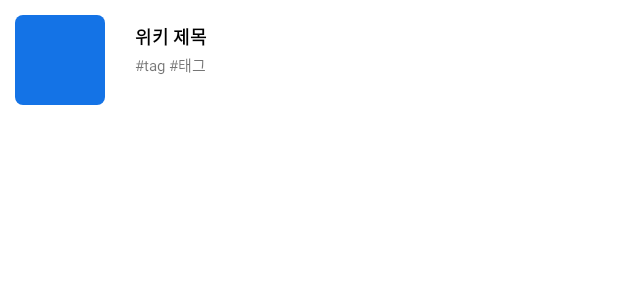
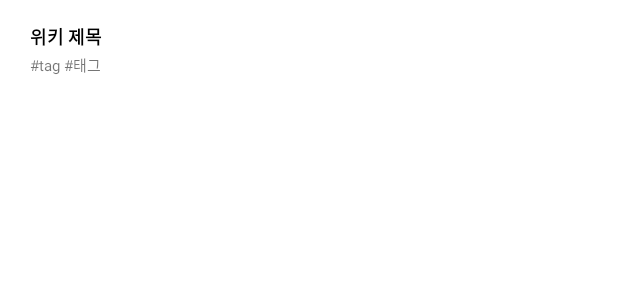
Before and after one commit to AjouWiki/Ajou-Wiki-Frontend, an Android app: the layout wiki_list.xml on its own in the app's theme, with its tools: preview values and no code run, on a phone screen of 412 x 824 dp. Shown: the top 300 px of the screen. Run offline under Robolectric (Android 15) with nearby library versions, the phone set to English and light mode, and no system bars.

Commit message:
Wiki detail list Adapter updated

```diff
--- a/app/src/main/java/com/ajoudb/ajouwiki/adapter/WikiListAdapter.kt
+++ b/app/src/main/java/com/ajoudb/ajouwiki/adapter/WikiListAdapter.kt
@@ -18,12 +18,6 @@ class WikiListAdapter internal constructor(var wikiList: List<WikiListResponseBo
 
         inner class ListViewHolder(itemView: View) : RecyclerView.ViewHolder(itemView) {
                 fun bind(_list: WikiListResponseBody) {
-//                        val imageView: ImageView = itemView.findViewById<ImageView>(R.id.iv_image)
-//                        if(_list.thumbnailPath!=null) {
-//                                val newUrl=_list.thumbnailPath
-//                                Glide.with(itemView).load(newUrl).into(imageView)
-//                        }
-                        itemView.findViewById<ImageView>(R.id.iv_image).clipToOutline=true
 
                         itemView.findViewById<TextView>(R.id.iv_name).text = _list.wiki[0].name
 
--- a/app/src/main/res/layout/activity_wiki_detail.xml
+++ b/app/src/main/res/layout/activity_wiki_detail.xml
@@ -7,6 +7,7 @@
     tools:context=".activity.AddWikiActivity">
 
     <androidx.recyclerview.widget.RecyclerView
+        android:layout_marginHorizontal="15dp"
         android:id="@+id/wiki_detail_list"
         android:layout_width="match_parent"
         android:layout_height="match_parent"
--- a/app/src/main/res/layout/wiki_list.xml
+++ b/app/src/main/res/layout/wiki_list.xml
@@ -4,19 +4,10 @@
 <androidx.constraintlayout.widget.ConstraintLayout xmlns:android="http://schemas.android.com/apk/res/android"
     xmlns:app="http://schemas.android.com/apk/res-auto"
     android:layout_width="match_parent"
-    android:layout_height="80dp"
+    android:layout_height="70dp"
     android:paddingVertical="10dp">
 
 
-    <ImageView
-        android:id="@+id/iv_image"
-        android:layout_width="60dp"
-        android:layout_height="60dp"
-        android:scaleType="centerCrop"
-        android:layout_marginStart="10dp"
-        app:layout_constraintStart_toStartOf="parent"
-        app:layout_constraintTop_toTopOf="parent"
-        android:background="@drawable/btn_blue"/>
 
     <TextView
         android:id="@+id/iv_name"
@@ -28,7 +19,7 @@
         android:textColor="@color/black"
         android:textSize="12dp"
         android:textStyle="bold"
-        app:layout_constraintStart_toEndOf="@id/iv_image"
+        app:layout_constraintStart_toStartOf="parent"
         app:layout_constraintTop_toTopOf="parent" />
 
     <TextView
@@ -39,7 +30,7 @@
         android:textSize="10dp"
         android:text="#tag #태그"
         android:layout_marginTop="25dp"
-        app:layout_constraintStart_toEndOf="@id/iv_image"
+        app:layout_constraintStart_toStartOf="parent"
         app:layout_constraintTop_toTopOf="parent" />
 
 </androidx.constraintlayout.widget.ConstraintLayout>
```
Also changed, not shown: app/src/main/java/com/ajoudb/ajouwiki/adapter/WikiDetailAdapter.kt (added, +58 -0 lines), app/src/main/java/com/ajoudb/ajouwiki/network/wikiDetail/WikiDetailResponseBody.kt (added, +8 -0 lines).
